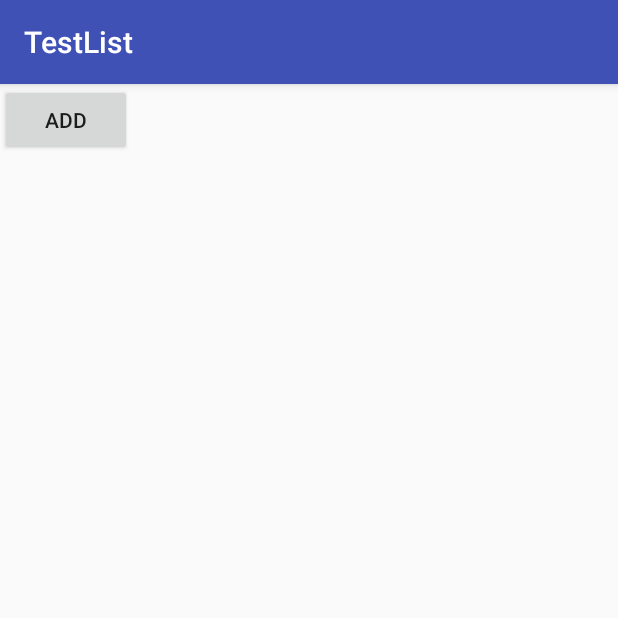
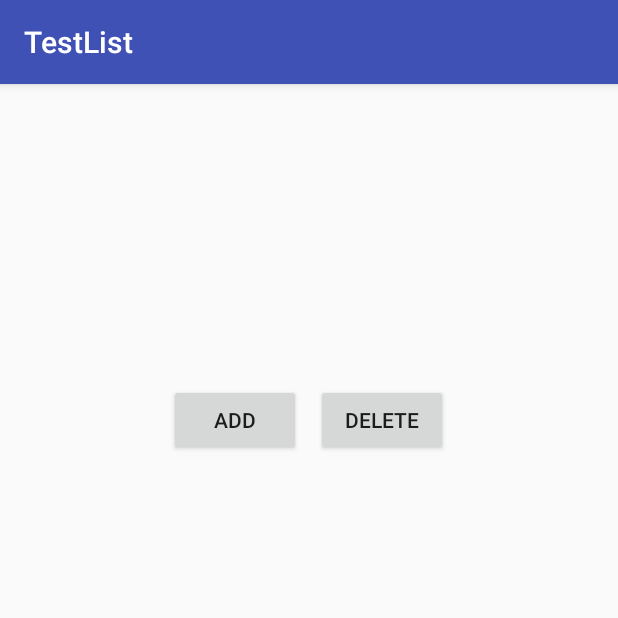
Before and after one commit to jittanan14/MyApplication9, an Android app: the screen it shows after launch (MainActivity), on a phone screen of 412 x 824 dp, the top half of it. Run offline under Robolectric (Android 15) with nearby library versions, the phone set to English and light mode, and no system bars.

Commit message:
เพิ่ม delete

```diff
--- a/app/src/main/java/com/gwamelody/myapplication/MainActivity.java
+++ b/app/src/main/java/com/gwamelody/myapplication/MainActivity.java
@@ -17,6 +17,7 @@ import java.util.ArrayList;
 public class MainActivity extends AppCompatActivity {
 
     private Button add;
+    private Button delete;
     private ListView mListView;
    private ArrayAdapter adapter;
 
@@ -27,11 +28,21 @@ public class MainActivity extends AppCompatActivity {
         setContentView(R.layout.activity_main);
         mListView = (ListView) findViewById(R.id.ListName);
         add = (Button) findViewById(R.id.Addbutton2);
+        delete = (Button) findViewById(R.id.Deletebutton);
+
 
        add.setOnClickListener(new View.OnClickListener() {
            @Override
            public void onClick(View view) {
                Intent intent  = new Intent(MainActivity.this,Main2Activity.class);
+               startActivity(intent);
+               finish();
+           }
+       });
+       delete.setOnClickListener(new View.OnClickListener() {
+           @Override
+           public void onClick(View view) {
+               Intent intent = new Intent(MainActivity.this,Main2Activity.class);
                startActivity(intent);
                finish();
            }
--- a/app/src/main/res/layout/activity_main.xml
+++ b/app/src/main/res/layout/activity_main.xml
@@ -10,9 +10,17 @@
 
     <ListView
         android:layout_width="wrap_content"
-        android:layout_height="wrap_content"
+        android:layout_height="200dp"
         android:id="@+id/ListName"
         />
+    <LinearLayout
+        android:layout_width="wrap_content"
+        android:layout_height="wrap_content"
+        android:orientation="horizontal"
+        android:layout_gravity="center"
+        >
+
+
 <Button
     android:layout_width="wrap_content"
     android:layout_height="wrap_content"
@@ -20,4 +28,14 @@
     android:id="@+id/Addbutton2"
 
     />
+    <Button
+        android:layout_width="wrap_content"
+        android:layout_height="wrap_content"
+        android:text="Delete"
+        android:id="@+id/Deletebutton"
+        android:layout_marginLeft="10dp"
+
+
+        />
+    </LinearLayout>
 </LinearLayout>
--- a/build.gradle
+++ b/build.gradle
@@ -5,7 +5,7 @@ buildscript {
         jcenter()
     }
     dependencies {
-        classpath 'com.android.tools.build:gradle:2.3.3'
+        classpath 'com.android.tools.build:gradle:3.0.1'
 
         // NOTE: Do not place your application dependencies here; they belong
         // in the individual module build.gradle files
```
Also changed, not shown: app/src/main/java/com/gwamelody/myapplication/DBHelper.java (+14 -4 lines), gradle/wrapper/gradle-wrapper.properties.
